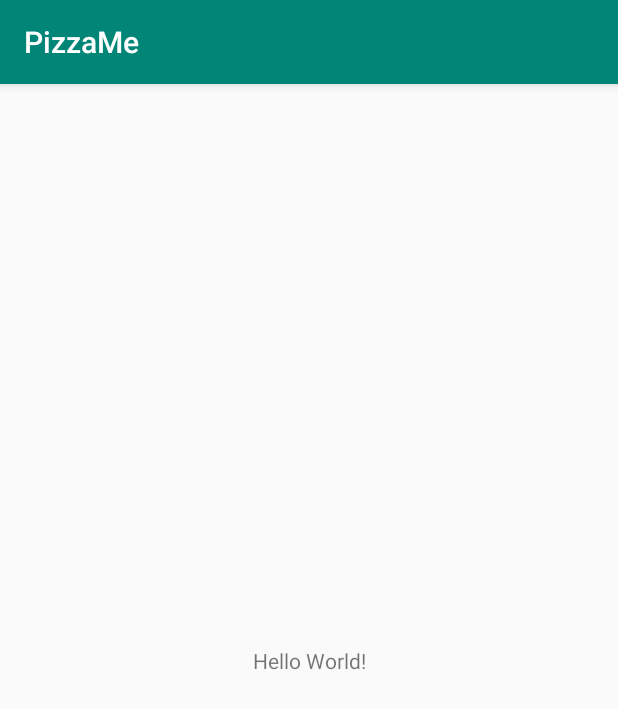
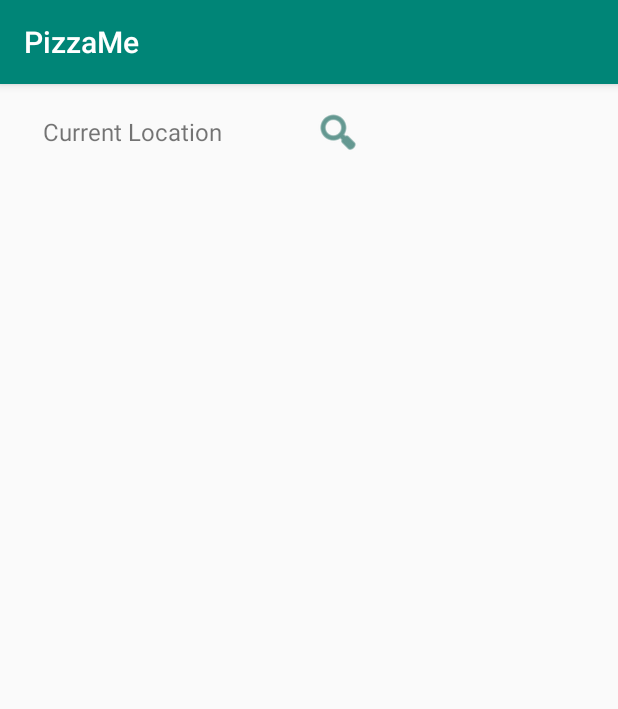
Before and after one commit to gusmarin/challenge-pizza-me, an Android app: the screen it shows after launch (MainActivity), on a phone screen of 412 x 824 dp. Shown: the top 709 px of the screen. Run offline under Robolectric (Android 15) with nearby library versions, the phone set to English and light mode, and no system bars.

Commit message:
First UI Skeleton
Change-Id: I6cd3d90fe5c8b77241f60fa267048b508869548e

```diff
--- a/app/build.gradle
+++ b/app/build.gradle
@@ -22,6 +22,7 @@ dependencies {
     implementation fileTree(dir: 'libs', include: ['*.jar'])
     implementation 'com.android.support:appcompat-v7:28.0.0'
     implementation 'com.android.support.constraint:constraint-layout:1.1.3'
+    implementation 'com.android.support:recyclerview-v7:28.0.0'
     testImplementation 'junit:junit:4.12'
     androidTestImplementation 'com.android.support.test:runner:1.0.2'
     androidTestImplementation 'com.android.support.test.espresso:espresso-core:3.0.2'
--- a/app/src/main/res/layout/activity_main.xml
+++ b/app/src/main/res/layout/activity_main.xml
@@ -1,18 +1,62 @@
 <?xml version="1.0" encoding="utf-8"?>
-<android.support.constraint.ConstraintLayout xmlns:android="http://schemas.android.com/apk/res/android"
-    xmlns:app="http://schemas.android.com/apk/res-auto"
-    xmlns:tools="http://schemas.android.com/tools"
-    android:layout_width="match_parent"
-    android:layout_height="match_parent"
-    tools:context=".view.MainActivity">
+<android.support.constraint.ConstraintLayout android:id="@+id/main"
+                                             xmlns:android="http://schemas.android.com/apk/res/android"
+                                             xmlns:app="http://schemas.android.com/apk/res-auto"
+                                             xmlns:tools="http://schemas.android.com/tools"
+                                             android:layout_width="match_parent"
+                                             android:layout_height="match_parent"
+                                             tools:context=".view.MainActivity">
+
 
     <TextView
-        android:layout_width="wrap_content"
-        android:layout_height="wrap_content"
-        android:text="Hello World!"
+        android:id="@+id/current_location"
+        android:layout_width="160dp"
+        android:layout_height="32dp"
+        android:layout_marginBottom="8dp"
+        android:layout_marginEnd="8dp"
+        android:layout_marginStart="16dp"
+        android:layout_marginTop="16dp"
+        android:gravity="center_vertical"
+        android:text="@string/default_location"
+        android:textSize="16dp"
+        app:layout_constraintBottom_toTopOf="@+id/locations_list"
+        app:layout_constraintEnd_toStartOf="@+id/search_button"
+        app:layout_constraintStart_toStartOf="parent"
+        app:layout_constraintTop_toTopOf="parent"/>
+
+    <Button
+        android:id="@+id/search_button"
+        style="@style/Widget.AppCompat.Button.Borderless"
+        android:layout_width="32dp"
+        android:layout_height="32dp"
+        android:layout_marginBottom="8dp"
+        android:layout_marginEnd="158dp"
+        android:layout_marginTop="16dp"
+        android:background="@android:drawable/ic_menu_search"
+        android:backgroundTint="@color/colorPrimaryDark"
+        android:clickable="true"
+        android:elevation="3dp"
+        android:foreground="?attr/selectableItemBackground"
+        app:layout_constraintBottom_toTopOf="@+id/locations_list"
+        app:layout_constraintEnd_toEndOf="parent"
+        app:layout_constraintStart_toEndOf="@+id/current_location"
+        app:layout_constraintTop_toTopOf="parent"/>
+
+
+    <android.support.v7.widget.RecyclerView
+        android:id="@+id/locations_list"
+        android:layout_width="0dp"
+        android:layout_height="0dp"
+        android:layout_marginBottom="454dp"
+        android:layout_marginEnd="16dp"
+        android:layout_marginLeft="16dp"
+        android:layout_marginRight="16dp"
+        android:layout_marginStart="16dp"
+        android:background="?android:attr/colorBackground"
+        android:scrollbars="vertical"
         app:layout_constraintBottom_toBottomOf="parent"
-        app:layout_constraintLeft_toLeftOf="parent"
-        app:layout_constraintRight_toRightOf="parent"
-        app:layout_constraintTop_toTopOf="parent" />
+        app:layout_constraintEnd_toEndOf="parent"
+        app:layout_constraintStart_toStartOf="parent"
+        app:layout_constraintTop_toBottomOf="@+id/search_button"/>
 
 </android.support.constraint.ConstraintLayout>
--- /dev/null
+++ b/app/src/main/res/values/dimens.xml
@@ -0,0 +1,4 @@
+<?xml version="1.0" encoding="utf-8"?>
+<resources>
+    <dimen name="search_bar_height">26dp</dimen>
+</resources>
--- a/app/src/main/res/values/strings.xml
+++ b/app/src/main/res/values/strings.xml
@@ -1,3 +1,4 @@
 <resources>
     <string name="app_name">PizzaMe</string>
+    <string name="default_location">Current Location</string>
 </resources>
```
